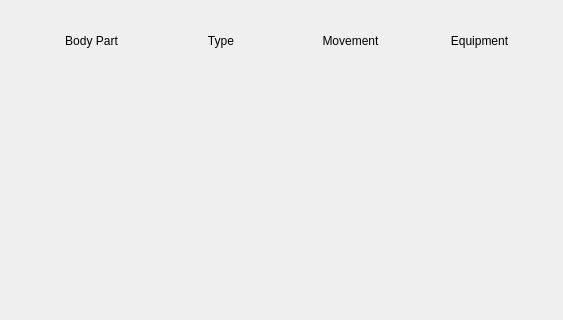
Qt form src/addtagswindow.ui (Nickswoboda/HEPBuilder) before a commit; both pictures show x 0 to 563 and y 0 to 320 of the 563 by 470 pixel window.
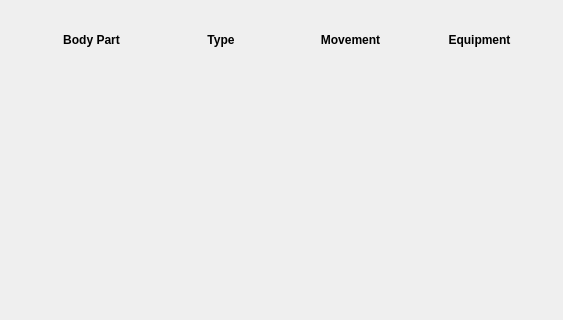
The same form after that commit.

Commit message: Improve layout and aesthetics

The edit to the form file:
```diff
--- a/src/addtagswindow.ui
+++ b/src/addtagswindow.ui
@@ -29,7 +29,7 @@
        <string notr="true">font: 75 8pt &quot;MS Shell Dlg 2&quot;;</string>
       </property>
       <property name="text">
-       <string>Body Part</string>
+       <string>&lt;html&gt;&lt;head/&gt;&lt;body&gt;&lt;p&gt;&lt;span style=&quot; font-weight:600;&quot;&gt;Body Part&lt;/span&gt;&lt;/p&gt;&lt;/body&gt;&lt;/html&gt;</string>
       </property>
       <property name="alignment">
        <set>Qt::AlignCenter</set>
@@ -39,7 +39,7 @@
     <item>
      <widget class="QLabel" name="type_label">
       <property name="text">
-       <string>Type</string>
+       <string>&lt;html&gt;&lt;head/&gt;&lt;body&gt;&lt;p&gt;&lt;span style=&quot; font-weight:600;&quot;&gt;Type&lt;/span&gt;&lt;/p&gt;&lt;/body&gt;&lt;/html&gt;</string>
       </property>
       <property name="alignment">
        <set>Qt::AlignCenter</set>
@@ -49,7 +49,7 @@
     <item>
      <widget class="QLabel" name="movement_label">
       <property name="text">
-       <string>Movement</string>
+       <string>&lt;html&gt;&lt;head/&gt;&lt;body&gt;&lt;p&gt;&lt;span style=&quot; font-weight:600;&quot;&gt;Movement&lt;/span&gt;&lt;/p&gt;&lt;/body&gt;&lt;/html&gt;</string>
       </property>
       <property name="alignment">
        <set>Qt::AlignCenter</set>
@@ -59,7 +59,7 @@
     <item>
      <widget class="QLabel" name="equipment_label">
       <property name="text">
-       <string>Equipment</string>
+       <string>&lt;html&gt;&lt;head/&gt;&lt;body&gt;&lt;p&gt;&lt;span style=&quot; font-weight:600;&quot;&gt;Equipment&lt;/span&gt;&lt;/p&gt;&lt;/body&gt;&lt;/html&gt;</string>
       </property>
       <property name="alignment">
        <set>Qt::AlignCenter</set>
```
The commit also changes 7 other files.
